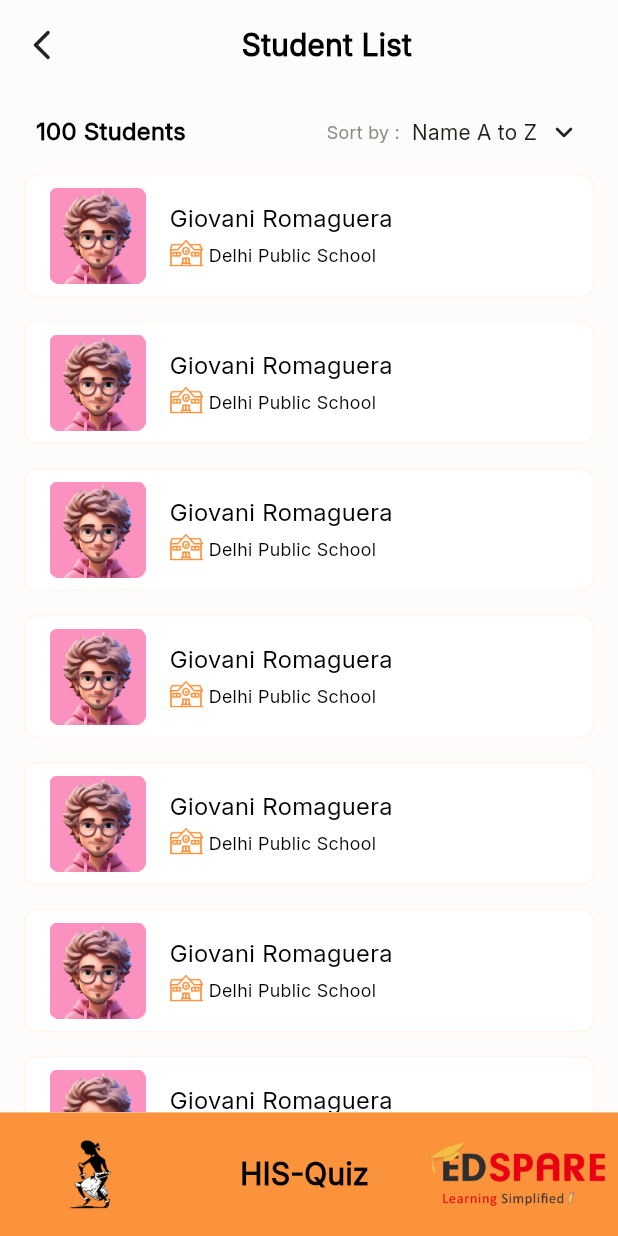
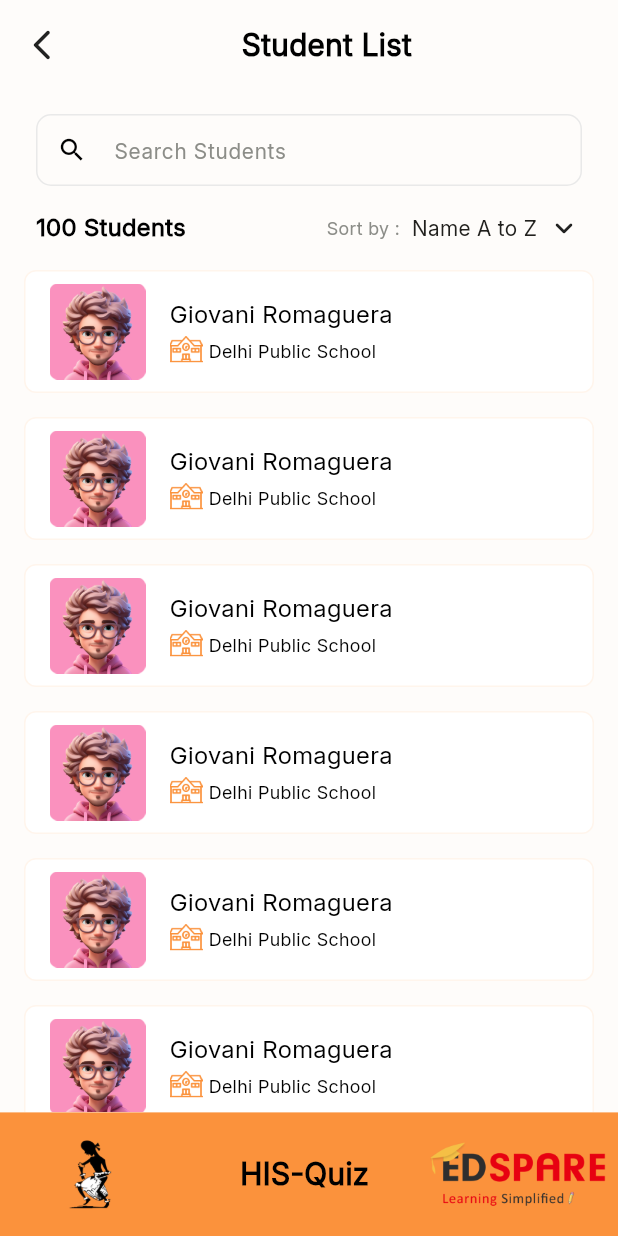
Before and after one commit to uttamkajavadra/his_quiz, a Flutter app: the StudentListScreen screen opened directly, on a phone screen of 412 x 824 dp. Run offline on Flutter 3.47's test engine with Material 3 defaults, Android fonts, the phone set to English and light mode, and no system bars; our stand-ins replace get.

Commit message:
Update Student List Screen

```diff
--- a/lib/screens/students_screen/student_list_screen.dart
+++ b/lib/screens/students_screen/student_list_screen.dart
@@ -4,7 +4,6 @@ import 'package:his_quiz/config/common_colors.dart';
 import 'package:his_quiz/config/common_text_style.dart';
 import 'package:his_quiz/screens/students_screen/components/card_widget_student_list.dart';
 import 'package:his_quiz/widgets/common_bottom_bar.dart';
-import 'package:his_quiz/widgets/common_text_field.dart';
 
 class StudentListScreen extends StatefulWidget {
   final bool isSelectedStudentScreen;
@@ -19,6 +18,8 @@ class StudentListScreen extends StatefulWidget {
 }
 
 class _StudentListScreenState extends State<StudentListScreen> {
+  String sortingValue = "Name A to Z";
+
   @override
   Widget build(BuildContext context) {
     return Scaffold(
@@ -35,7 +36,6 @@ class _StudentListScreenState extends State<StudentListScreen> {
               ),
               // color: AppColors.blackColor,
               child: Row(
-                // mainAxisAlignment: MainAxisAlignment.spaceBetween,
                 children: [
                   InkWell(
                     onTap: () {
@@ -54,14 +54,6 @@ class _StudentListScreenState extends State<StudentListScreen> {
                       ),
                     ),
                   ),
-                  // Row(
-                  //   children: actions ??
-                  //       [
-                  //         const SizedBox(
-                  //           width: 24,
-                  //         ),
-                  //       ],
-                  // ),
                 ],
               ),
             ),
@@ -77,24 +69,92 @@ class _StudentListScreenState extends State<StudentListScreen> {
               child: Column(
                 crossAxisAlignment: CrossAxisAlignment.start,
                 children: [
-                  // const Row(
-                  //   children: [
-                  //     Expanded(
-                  //       child: CommonTextField(
-                  //         hintText: "Search Students",
-                  //         margin: EdgeInsets.symmetric(
-                  //           horizontal: 16,
-                  //         ),
-                  //         prefixIcon: Icon(
-                  //           Icons.search,
-                  //           size: 20,
-                  //         ),
-                  //       ),
-                  //     ),
-                  //   ],
-                  // ),
                   Padding(
-                    padding: const EdgeInsets.only(left: 24, right: 24),
+                    padding: const EdgeInsets.only(
+                      left: 24,
+                      right: 24,
+                    ),
+                    child: Row(
+                      crossAxisAlignment: CrossAxisAlignment.start,
+                      children: [
+                        Expanded(
+                          child: Column(
+                            crossAxisAlignment: CrossAxisAlignment.start,
+                            children: [
+                              TextFormField(
+                                textAlign: TextAlign.start,
+                                keyboardType: TextInputType.text,
+                                style: CommonTextStyle.regular500.copyWith(
+                                  fontSize: 16,
+                                ),
+                                decoration: InputDecoration(
+                                  fillColor: CommonColors.whiteColor,
+                                  contentPadding: const EdgeInsets.only(
+                                    top: 8,
+                                    bottom: 16,
+                                    right: 20,
+                                    left: 20,
+                                  ),
+                                  hintText: "Search Students",
+                                  prefixIcon: const Icon(
+                                    Icons.search,
+                                    size: 20,
+                                  ),
+                                  hintStyle:
+                                      CommonTextStyle.regular400.copyWith(
+                                    color: CommonColors.hintTextColor,
+                                    fontSize: 14,
+                                  ),
+                                  border: OutlineInputBorder(
+                                    borderSide: const BorderSide(
+                                      color: CommonColors.textFieldColor,
+                                    ),
+                                    borderRadius: BorderRadius.circular(
+                                      10,
+                                    ),
+                                  ),
+                                  enabledBorder: OutlineInputBorder(
+                                    borderSide: const BorderSide(
+                                      color: CommonColors.textFieldColor,
+                                    ),
+                                    borderRadius: BorderRadius.circular(
+                                      10,
+                                    ),
+                                  ),
+                                  focusedBorder: OutlineInputBorder(
+                                    borderSide: const BorderSide(
+                                      color: CommonColors.textFieldColor,
+                                    ),
+                                    borderRadius: BorderRadius.circular(
+                                      10,
+                                    ),
+                                  ),
+                                  errorBorder: OutlineInputBorder(
+                                    borderSide: const BorderSide(
+                                      color: CommonColors.textFieldColor,
+                                    ),
+                                    borderRadius: BorderRadius.circular(
+                                      10,
+                                    ),
+                                  ),
+                                ),
+                                autovalidateMode:
+                                    AutovalidateMode.onUserInteraction,
+                              ),
+                              const SizedBox(
+                                height: 16,
+                              ),
+                            ],
+                          ),
+                        ),
+                      ],
+                    ),
+                  ),
+                  Padding(
+                    padding: const EdgeInsets.only(
+                      left: 24,
+                      right: 24,
+                    ),
                     child: Row(
                       mainAxisAlignment: MainAxisAlignment.spaceBetween,
                       children: [
@@ -117,7 +177,9 @@ class _StudentListScreenState extends State<StudentListScreen> {
                                 color: CommonColors.hintTextColor,
                               ),
                             ),
-                            const SizedBox(width: 8),
+                            const SizedBox(
+                              width: 8,
+                            ),
                             Container(
                               decoration: ShapeDecoration(
                                 shape: RoundedRectangleBorder(
@@ -130,15 +192,40 @@ class _StudentListScreenState extends State<StudentListScreen> {
                                 crossAxisAlignment: CrossAxisAlignment.center,
                                 children: [
                                   Text(
-                                    'Name A to Z',
+                                    sortingValue,
                                     style: CommonTextStyle.regular400.copyWith(
                                       fontSize: 14,
                                       color: CommonColors.textBlackColor,
                                     ),
                                   ),
-                                  const SizedBox(width: 6),
-                                  const Icon(
-                                    Icons.keyboard_arrow_down_rounded,
+                                  const SizedBox(
+                                    width: 6,
+                                  ),
+                                  PopupMenuButton<String>(
+                                    onSelected: (value) {
+                                      setState(() {
+                                        sortingValue = value;
+                                      });
+                                    },
+                                    itemBuilder: (context) => [
+                                      const PopupMenuItem(
+                                        // value: 'A-Z',
+                                        value: 'Name A to Z',
+                                        child: Text(
+                                          'Name A to Z',
+                                        ),
+                                      ),
+                                      const PopupMenuItem(
+                                        // value: 'Z-A',
+                                        value: 'Name Z to A',
+                                        child: Text(
+                                          'Name Z to A',
+                                        ),
+                                      ),
+                                    ],
+                                    child: const Icon(
+                                      Icons.keyboard_arrow_down_rounded,
+                                    ),
                                   ),
                                 ],
                               ),
```
